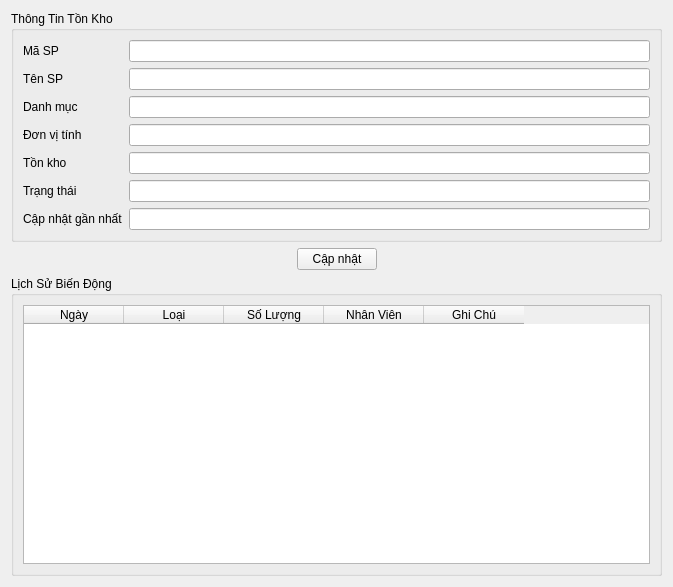
First picture: the form in ui/inventory_detail.ui, repository thinh-doan/sales-and-warehouse-management-system, before the edit.
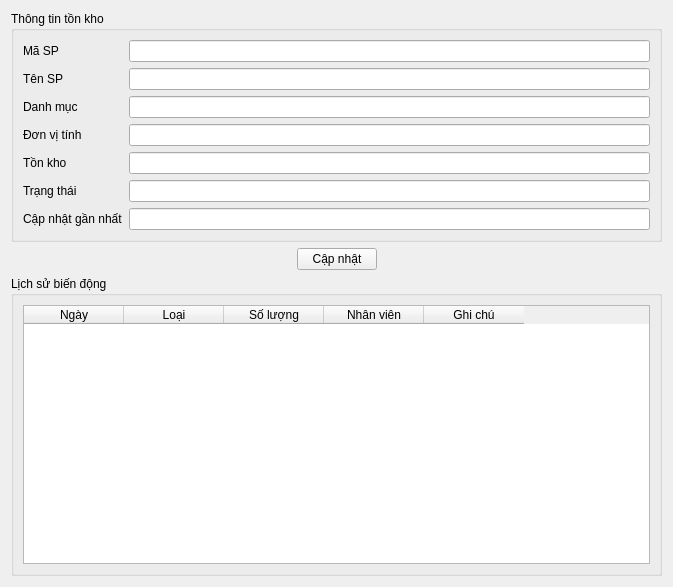
Second picture: the form after the edit. Icons and pictures are not drawn.

Diff of the .ui file:
```diff
--- a/ui/inventory_detail.ui
+++ b/ui/inventory_detail.ui
@@ -21,7 +21,7 @@
    <item>
     <widget class="QGroupBox" name="nhomMacDinh">
      <property name="title">
-      <string>Thông Tin Tồn Kho</string>
+      <string>Thông tin tồn kho</string>
      </property>
      <layout class="QFormLayout" name="formLayout">
       <item row="0" column="0">
@@ -137,7 +137,7 @@
    <item>
     <widget class="QGroupBox" name="nhom2">
      <property name="title">
-      <string>Lịch Sử Biến Động</string>
+      <string>Lịch sử biến động</string>
      </property>
      <layout class="QVBoxLayout" name="verticalLayout">
       <item>
@@ -154,17 +154,17 @@
         </column>
         <column>
          <property name="text">
-          <string>Số Lượng</string>
+          <string>Số lượng</string>
          </property>
         </column>
         <column>
          <property name="text">
-          <string>Nhân Viên</string>
+          <string>Nhân viên</string>
          </property>
         </column>
         <column>
          <property name="text">
-          <string>Ghi Chú</string>
+          <string>Ghi chú</string>
          </property>
         </column>
        </widget>
```
Left out of the diff: 2 changed lines with no effect on the pictures.
